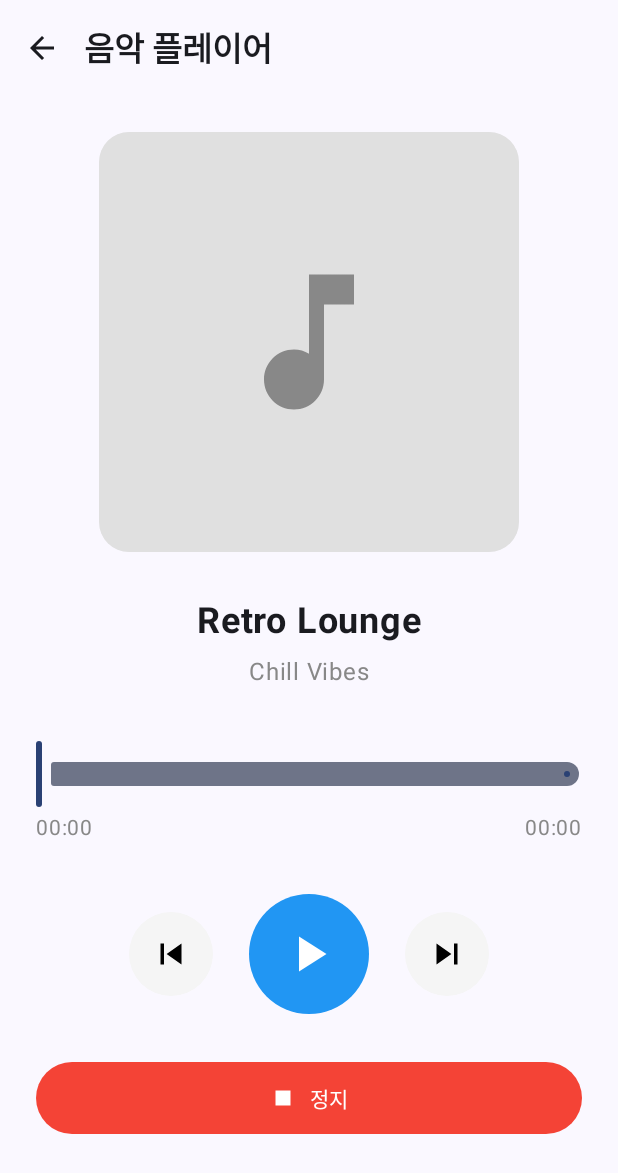
After one commit to bookhabit/android-applications, an Android app built with Jetpack Compose: the MusicPlayerScreen screen opened through its navigation route, on a phone screen of 412 x 824 dp. The commit adds this screen. Shown: the top 1173 px of the screen. Run offline under Robolectric (Android 15) with nearby library versions, the phone set to English and light mode, and no system bars; 2 statements that could not run were skipped.

Commit message:
feat: 음악 플레이어 기능 추가 및 관련 서비스 구현

```diff
--- a/app/src/main/java/com/example/android_applicatoins/navigation/AppNavigation.kt
+++ b/app/src/main/java/com/example/android_applicatoins/navigation/AppNavigation.kt
@@ -36,6 +36,7 @@ import com.example.android_applicatoins.screens.basic.listView.ViewPagerDemoScre
 import com.example.android_applicatoins.screens.basic.listView.ComposeLazyDemoScreen
 import com.example.android_applicatoins.screens.game.GameScreen
 import com.example.android_applicatoins.screens.native.NativeScreen
+import com.example.android_applicatoins.screens.native.MusicPlayerScreen
 
 sealed class Screen(val route: String) {
     object Main : Screen("main")
@@ -66,6 +67,9 @@ sealed class Screen(val route: String) {
     object ImplicitIntentTest : Screen("implicit-intent-test")
     object LifecycleTest : Screen("lifecycle-test")
     object PermissionTest : Screen("permission-test")
+
+    // 네이티브 앱 화면들
+    object MusicPlayer : Screen("music-player")
 
     // 리스트 뷰 관련 스크린들
     object ListView : Screen("list-view")
@@ -153,7 +157,9 @@ fun AppNavigation(
             NativeScreen(
                 onBackPressed = { navController.popBackStack() },
                 onAppSelected = { appId ->
-                    // TODO: 네이티브 앱들 구현 후 추가
+                    when (appId) {
+                        "music-player" -> navController.navigate(Screen.MusicPlayer.route)
+                    }
                 }
             )
         }
@@ -325,5 +331,11 @@ fun AppNavigation(
                 onBackPressed = { navController.popBackStack() }
             )
         }
+
+        composable(Screen.MusicPlayer.route) {
+            MusicPlayerScreen(
+                onBackPressed = { navController.popBackStack() }
+            )
+        }
     }
 }
--- /dev/null
+++ b/app/src/main/java/com/example/android_applicatoins/screens/native/MusicPlayerScreen.kt
@@ -0,0 +1,329 @@
+package com.example.android_applicatoins.screens.native
+
+import android.app.NotificationChannel
+import android.app.NotificationManager
+import android.content.ComponentName
+import android.content.Context
+import android.content.Intent
+import android.content.ServiceConnection
+import android.os.Build
+import android.os.IBinder
+import androidx.compose.foundation.background
+import androidx.compose.foundation.layout.*
+import androidx.compose.foundation.shape.CircleShape
+import androidx.compose.foundation.shape.RoundedCornerShape
+import androidx.compose.material.icons.Icons
+import androidx.compose.material.icons.filled.*
+import androidx.compose.material3.*
+import androidx.compose.runtime.*
+import androidx.compose.ui.Alignment
+import androidx.compose.ui.Modifier
+import androidx.compose.ui.draw.clip
+import androidx.compose.ui.graphics.Color
+import androidx.compose.ui.platform.LocalContext
+import androidx.compose.ui.text.font.FontWeight
+import androidx.compose.ui.unit.dp
+import androidx.compose.ui.unit.sp
+import com.example.android_applicatoins.services.MusicService
+import kotlinx.coroutines.delay
+import kotlin.math.floor
+
+@OptIn(ExperimentalMaterial3Api::class)
+@Composable
+fun MusicPlayerScreen(
+    onBackPressed: () -> Unit
+) {
+    val context = LocalContext.current
+    var musicService: MusicService? by remember { mutableStateOf(null) }
+    var bound by remember { mutableStateOf(false) }
+    var isPlaying by remember { mutableStateOf(false) }
+    var currentPosition by remember { mutableStateOf(0) }
+    var duration by remember { mutableStateOf(0) }
+
+    val connection = remember {
+        object : ServiceConnection {
+            override fun onServiceConnected(className: ComponentName, service: IBinder) {
+                val binder = service as MusicService.LocalBinder
+                musicService = binder.getService()
+                bound = true
+
+                // 초기 상태 설정
+                isPlaying = musicService?.isPlaying() == true
+                duration = musicService?.getDuration() ?: 0
+                currentPosition = musicService?.getCurrentPosition() ?: 0
+            }
+
+            override fun onServiceDisconnected(arg0: ComponentName) {
+                bound = false
+            }
+        }
+    }
+
+    DisposableEffect(context) {
+        val intent = Intent(context, MusicService::class.java)
+        context.bindService(intent, connection, Context.BIND_AUTO_CREATE)
+
+        onDispose {
+            if (bound) {
+                context.unbindService(connection)
+                bound = false
+            }
+        }
+    }
+
+    LaunchedEffect(context) {
+        createNotificationChannel(context)
+    }
+
+    // 재생 시간 업데이트를 위한 타이머
+    LaunchedEffect(isPlaying) {
+        while (isPlaying) {
+            delay(1000) // 1초마다 업데이트
+            if (bound) {
+                currentPosition = musicService?.getCurrentPosition() ?: 0
+                duration = musicService?.getDuration() ?: 0
+            }
+        }
+    }
+
+    fun playPauseMusic() {
+        if (bound) {
+            if (musicService?.isPlaying() == true) {
+                musicService?.pause()
+                isPlaying = false
+            } else {
+                musicService?.play()
+                isPlaying = true
+            }
+        }
+    }
+
+    fun stopMusic() {
+        if (bound) {
+            musicService?.stop()
+            isPlaying = false
+            currentPosition = 0
+        }
+    }
+
+    fun seekTo(position: Int) {
+        if (bound) {
+            musicService?.seekTo(position)
+            currentPosition = position
+        }
+    }
+
+    fun formatTime(milliseconds: Int): String {
+        val totalSeconds = floor(milliseconds / 1000.0).toInt()
+        val minutes = totalSeconds / 60
+        val seconds = totalSeconds % 60
+        return String.format("%02d:%02d", minutes, seconds)
+    }
+
+    Scaffold(
+        topBar = {
+            TopAppBar(
+                title = { Text("음악 플레이어", fontWeight = FontWeight.Bold) },
+                navigationIcon = {
+                    IconButton(onClick = onBackPressed) {
+                        Icon(Icons.Default.ArrowBack, "뒤로가기")
+                    }
+                }
+            )
+        }
+    ) { innerPadding ->
+        Column(
+            modifier = Modifier
+                .fillMaxSize()
+                .padding(innerPadding)
+                .padding(24.dp),
+            horizontalAlignment = Alignment.CenterHorizontally
+        ) {
+            // 앨범 아트 영역
+            Box(
+                modifier = Modifier
+                    .size(280.dp)
+                    .clip(RoundedCornerShape(20.dp))
+                    .background(Color(0xFFE0E0E0)),
+                contentAlignment = Alignment.Center
+            ) {
+                Icon(
+                    imageVector = Icons.Default.MusicNote,
+                    contentDescription = "앨범 아트",
+                    modifier = Modifier.size(120.dp),
+                    tint = Color.Gray
+                )
+            }
+
+            Spacer(modifier = Modifier.height(32.dp))
+
+            // 곡 정보
+            Text(
+                text = "Retro Lounge",
+                fontSize = 24.sp,
+                fontWeight = FontWeight.Bold
+            )
+
+            Spacer(modifier = Modifier.height(8.dp))
+
+            Text(
+                text = "Chill Vibes",
+                fontSize = 16.sp,
+                color = Color.Gray
+            )
+
+            Spacer(modifier = Modifier.height(32.dp))
+
+            // 진행바
+            Column(
+                modifier = Modifier.fillMaxWidth()
+            ) {
+                Slider(
+                    value = currentPosition.toFloat(),
+                    onValueChange = { seekTo(it.toInt()) },
+                    valueRange = 0f..duration.toFloat(),
+                    modifier = Modifier.fillMaxWidth()
+                )
+
+                Row(
+                    modifier = Modifier.fillMaxWidth(),
+                    horizontalArrangement = Arrangement.SpaceBetween
+                ) {
+                    Text(
+                        text = formatTime(currentPosition),
+                        fontSize = 14.sp,
+                        color = Color.Gray
+                    )
+                    Text(
+                        text = formatTime(duration),
+                        fontSize = 14.sp,
+                        color = Color.Gray
+                    )
+                }
+            }
+
+            Spacer(modifier = Modifier.height(32.dp))
+
+            // 재생 컨트롤
+            Row(
+                horizontalArrangement = Arrangement.spacedBy(24.dp),
+                verticalAlignment = Alignment.CenterVertically
+            ) {
+                // 이전 곡 버튼
+                IconButton(
+                    onClick = { /* 이전 곡 기능 */ },
+                    modifier = Modifier
+                        .size(56.dp)
+                        .clip(CircleShape)
+                        .background(Color(0xFFF5F5F5))
+                ) {
+                    Icon(
+                        imageVector = Icons.Default.SkipPrevious,
+                        contentDescription = "이전 곡",
+                        modifier = Modifier.size(28.dp),
+                        tint = Color.Black
+                    )
+                }
+
+                // 재생/일시정지 버튼
+                IconButton(
+                    onClick = { playPauseMusic() },
+                    modifier = Modifier
+                        .size(80.dp)
+                        .clip(CircleShape)
+                        .background(Color(0xFF2196F3))
+                ) {
+                    Icon(
+                        imageVector = if (isPlaying) Icons.Default.Pause else Icons.Default.PlayArrow,
+                        contentDescription = if (isPlaying) "일시정지" else "재생",
+                        modifier = Modifier.size(40.dp),
+                        tint = Color.White
+                    )
+                }
+
+                // 다음 곡 버튼
+                IconButton(
+                    onClick = { /* 다음 곡 기능 */ },
+                    modifier = Modifier
+                        .size(56.dp)
+                        .clip(CircleShape)
+                        .background(Color(0xFFF5F5F5))
+                ) {
+                    Icon(
+                        imageVector = Icons.Default.SkipNext,
+                        contentDescription = "다음 곡",
+                        modifier = Modifier.size(28.dp),
+                        tint = Color.Black
+                    )
+                }
+            }
+
+            Spacer(modifier = Modifier.height(32.dp))
+
+            // 정지 버튼
+            Button(
+                onClick = { stopMusic() },
+                modifier = Modifier
+                    .fillMaxWidth()
+                    .height(48.dp),
+                colors = ButtonDefaults.buttonColors(
+                    containerColor = Color(0xFFF44336)
+                )
+            ) {
+                Icon(
+                    imageVector = Icons.Default.Stop,
+                    contentDescription = "정지",
+                    modifier = Modifier.size(20.dp)
+                )
+                Spacer(modifier = Modifier.width(8.dp))
+                Text("정지")
+            }
+
+            Spacer(modifier = Modifier.height(32.dp))
+
+            // 서비스 정보
+            Card(
+                modifier = Modifier.fillMaxWidth(),
+                colors = CardDefaults.cardColors(
+                    containerColor = Color(0xFFF5F5F5)
+                )
+            ) {
+                Column(
+                    modifier = Modifier.padding(16.dp)
+                ) {
+                    Text(
+                        text = "서비스 정보",
+                        fontWeight = FontWeight.Bold,
+                        fontSize = 16.sp
+                    )
+                    Spacer(modifier = Modifier.height(8.dp))
+                    Text(
+                        text = "이 앱은 안드로이드 Service를 사용하여 백그라운드에서 음악을 재생합니다. 앱을 닫아도 음악이 계속 재생됩니다.",
+                        fontSize = 14.sp,
+                        color = Color.Gray
+                    )
+                    Spacer(modifier = Modifier.height(8.dp))
+                    Text(
+                        text = "현재 재생 중: ${if (isPlaying) "예" else "아니오"}",
+                        fontSize = 14.sp,
+                        color = if (isPlaying) Color(0xFF4CAF50) else Color.Gray
+                    )
+                }
+            }
+        }
+    }
+}
+
+private fun createNotificationChannel(context: Context) {
+    if (Build.VERSION.SDK_INT >= Build.VERSION_CODES.O) {
+        val name = "Music Player"
+        val descriptionText = "음악 재생 알림"
+        val importance = NotificationManager.IMPORTANCE_LOW
+        val channel = NotificationChannel("music_player", name, importance).apply {
+            description = descriptionText
+        }
+        val notificationManager: NotificationManager =
+            context.getSystemService(Context.NOTIFICATION_SERVICE) as NotificationManager
+        notificationManager.createNotificationChannel(channel)
+    }
+}
```
Also changed, not shown: app/src/main/AndroidManifest.xml (+7 -0 lines), app/src/main/java/com/example/android_applicatoins/screens/native/NativeScreen.kt (+7 -0 lines), app/src/main/java/com/example/android_applicatoins/services/MusicService.kt (added, +193 -0 lines), 1 other file.
